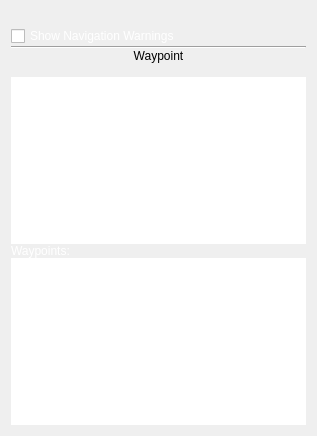
First picture: the form in kadasrouting/gui/navigationpanel.ui, repository kadas-albireo/kadas-albireo2, before the edit.
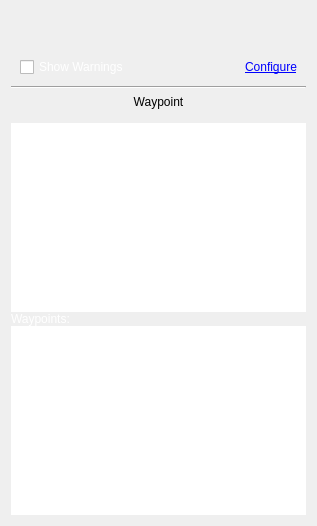
Second picture: the form after the edit.

Commit message: added option to configure distance for warnings

The edit to the form file:
```diff
--- a/kadasrouting/gui/navigationpanel.ui
+++ b/kadasrouting/gui/navigationpanel.ui
@@ -7,7 +7,7 @@
     <x>0</x>
     <y>0</y>
     <width>317</width>
-    <height>436</height>
+    <height>526</height>
    </rect>
   </property>
   <property name="windowTitle">
@@ -31,25 +31,67 @@
     </spacer>
    </item>
    <item>
-    <widget class="QCheckBox" name="chkShowWarnings">
-     <property name="styleSheet">
-      <string notr="true">color: rgb(255, 255, 255);</string>
+    <widget class="QWidget" name="widget" native="true">
+     <property name="minimumSize">
+      <size>
+       <width>0</width>
+       <height>0</height>
+      </size>
      </property>
-     <property name="text">
-      <string>Show Navigation Warnings</string>
-     </property>
+     <layout class="QHBoxLayout" name="horizontalLayout">
+      <item>
+       <widget class="QCheckBox" name="chkShowWarnings">
+        <property name="styleSheet">
+         <string notr="true">color: rgb(255, 255, 255);</string>
+        </property>
+        <property name="text">
+         <string>Show Warnings</string>
+        </property>
+       </widget>
+      </item>
+      <item>
+       <spacer name="horizontalSpacer">
+        <property name="orientation">
+         <enum>Qt::Horizontal</enum>
+        </property>
+        <property name="sizeHint" stdset="0">
+         <size>
+          <width>122</width>
+          <height>17</height>
+         </size>
+        </property>
+       </spacer>
+      </item>
+      <item>
+       <widget class="QLabel" name="labelConfigureWarnings">
+        <property name="text">
+         <string>&lt;html&gt;&lt;head/&gt;&lt;body&gt;&lt;p&gt;&lt;a href=&quot;#&quot;&gt;&lt;span style=&quot; text-decoration: underline; color:#0000ff;&quot;&gt;Configure&lt;/span&gt;&lt;/a&gt;&lt;/p&gt;&lt;/body&gt;&lt;/html&gt;</string>
+        </property>
+       </widget>
+      </item>
+     </layout>
     </widget>
    </item>
    <item>
     <widget class="Line" name="line">
-     <property name="styleSheet">
-      <string notr="true"/>
-     </property>
      <property name="orientation">
       <enum>Qt::Horizontal</enum>
      </property>
     </widget>
    </item>
+   <item>
+    <spacer name="verticalSpacer_2">
+     <property name="orientation">
+      <enum>Qt::Vertical</enum>
+     </property>
+     <property name="sizeHint" stdset="0">
+      <size>
+       <width>20</width>
+       <height>10</height>
+      </size>
+     </property>
+    </spacer>
+   </item>
    <item>
     <widget class="QLabel" name="labelWaypointName">
      <property name="text">
```
The commit also changes 1 other file.
